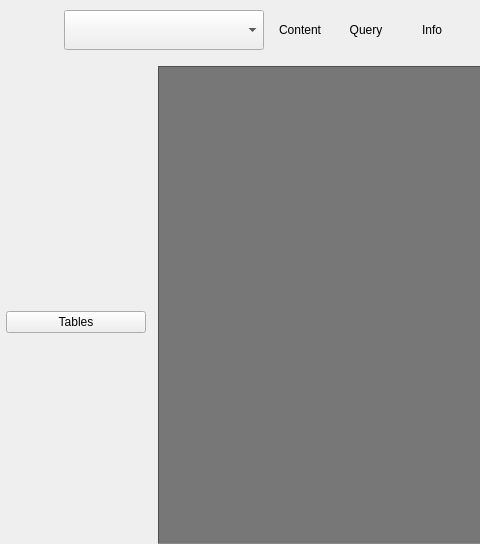
First picture: the form in app/views/MainLayout.ui, repository snorlax95/Goofy-SQL, before the edit; both pictures show x 0 to 480 and y 0 to 544 of the 829 by 544 pixel window.
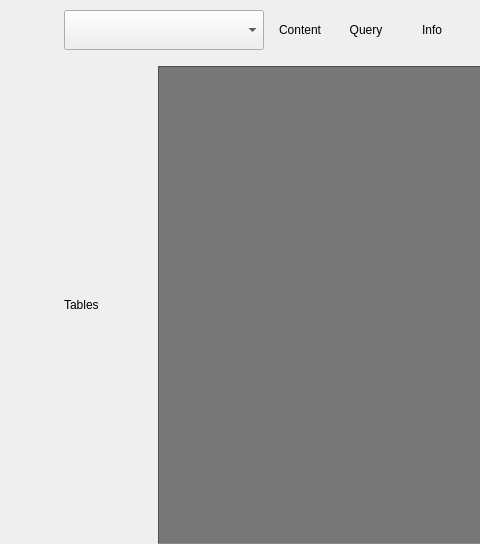
Second picture: the form after the edit. Icons and pictures are not drawn.

Commit message: create table feature started, need to add table type

The edit to the form file:
```diff
--- a/app/views/MainLayout.ui
+++ b/app/views/MainLayout.ui
@@ -32,78 +32,6 @@
    <property name="bottomMargin">
     <number>0</number>
    </property>
-   <item row="1" column="1">
-    <widget class="QFrame" name="frame">
-     <property name="sizePolicy">
-      <sizepolicy hsizetype="Preferred" vsizetype="Expanding">
-       <horstretch>0</horstretch>
-       <verstretch>0</verstretch>
-      </sizepolicy>
-     </property>
-     <property name="minimumSize">
-      <size>
-       <width>140</width>
-       <height>0</height>
-      </size>
-     </property>
-     <property name="frameShape">
-      <enum>QFrame::NoFrame</enum>
-     </property>
-     <property name="frameShadow">
-      <enum>QFrame::Plain</enum>
-     </property>
-     <property name="lineWidth">
-      <number>0</number>
-     </property>
-     <widget class="QWidget" name="layoutWidget">
-      <property name="geometry">
-       <rect>
-        <x>0</x>
-        <y>0</y>
-        <width>141</width>
-        <height>513</height>
-       </rect>
-      </property>
-      <layout class="QVBoxLayout" name="LeftBar">
-       <property name="spacing">
-        <number>0</number>
-       </property>
-       <property name="sizeConstraint">
-        <enum>QLayout::SetMinimumSize</enum>
-       </property>
-       <item>
-        <widget class="QPushButton" name="RefreshTables">
-         <property name="minimumSize">
-          <size>
-           <width>140</width>
-           <height>15</height>
-          </size>
-         </property>
-         <property name="maximumSize">
-          <size>
-           <width>130</width>
-           <height>16777215</height>
-          </size>
-         </property>
-         <property name="styleSheet">
-          <string notr="true"/>
-         </property>
-         <property name="text">
-          <string>Tables</string>
-         </property>
-         <property name="icon">
-          <iconset>
-           <normaloff>../assets/refresh.png</normaloff>../assets/refresh.png</iconset>
-         </property>
-         <property name="default">
-          <bool>false</bool>
-         </property>
-        </widget>
-       </item>
-      </layout>
-     </widget>
-    </widget>
-   </item>
    <item row="0" column="0" colspan="4" alignment="Qt::AlignLeft">
     <widget class="QFrame" name="TopBar">
      <property name="sizePolicy">
@@ -396,6 +324,135 @@
      </layout>
     </widget>
    </item>
+   <item row="1" column="2">
+    <widget class="QFrame" name="LeftBar">
+     <property name="sizePolicy">
+      <sizepolicy hsizetype="Preferred" vsizetype="Expanding">
+       <horstretch>0</horstretch>
+       <verstretch>0</verstretch>
+      </sizepolicy>
+     </property>
+     <property name="minimumSize">
+      <size>
+       <width>140</width>
+       <height>0</height>
+      </size>
+     </property>
+     <property name="frameShape">
+      <enum>QFrame::NoFrame</enum>
+     </property>
+     <property name="frameShadow">
+      <enum>QFrame::Plain</enum>
+     </property>
+     <property name="lineWidth">
+      <number>0</number>
+     </property>
+     <layout class="QVBoxLayout" name="verticalLayout">
+      <property name="leftMargin">
+       <number>0</number>
+      </property>
+      <property name="topMargin">
+       <number>0</number>
+      </property>
+      <property name="rightMargin">
+       <number>0</number>
+      </property>
+      <property name="bottomMargin">
+       <number>0</number>
+      </property>
+      <item>
+       <layout class="QHBoxLayout" name="horizontalLayout_2">
+        <item>
+         <widget class="QPushButton" name="RefreshTables">
+          <property name="minimumSize">
+           <size>
+            <width>20</width>
+            <height>20</height>
+           </size>
+          </property>
+          <property name="maximumSize">
+           <size>
+            <width>20</width>
+            <height>20</height>
+           </size>
+          </property>
+          <property name="styleSheet">
+           <string notr="true">border: none;</string>
+          </property>
+          <property name="text">
+           <string/>
+          </property>
+          <property name="icon">
+           <iconset>
+            <normaloff>../assets/refresh.png</normaloff>../assets/refresh.png</iconset>
+          </property>
+          <property name="default">
+           <bool>false</bool>
+          </property>
+         </widget>
+        </item>
+        <item>
+         <widget class="QPushButton" name="TableCreateButton">
+          <property name="minimumSize">
+           <size>
+            <width>20</width>
+            <height>20</height>
+           </size>
+          </property>
+          <property name="maximumSize">
+           <size>
+            <width>20</width>
+            <height>20</height>
+           </size>
+          </property>
+          <property name="styleSheet">
+           <string notr="true">border: none;</string>
+          </property>
+          <property name="text">
+           <string/>
+          </property>
+          <property name="icon">
+           <iconset>
+            <normaloff>../assets/plus.png</normaloff>../assets/plus.png</iconset>
+          </property>
+          <property name="iconSize">
+           <size>
+            <width>20</width>
+            <height>20</height>
+           </size>
+          </property>
+         </widget>
+        </item>
+        <item>
+         <widget class="QLabel" name="label">
+          <property name="sizePolicy">
+           <sizepolicy hsizetype="Minimum" vsizetype="Minimum">
+            <horstretch>0</horstretch>
+            <verstretch>0</verstretch>
+           </sizepolicy>
+          </property>
+          <property name="minimumSize">
+           <size>
+            <width>0</width>
+            <height>20</height>
+           </size>
+          </property>
+          <property name="maximumSize">
+           <size>
+            <width>16777215</width>
+            <height>20</height>
+           </size>
+          </property>
+          <property name="text">
+           <string>Tables</string>
+          </property>
+         </widget>
+        </item>
+       </layout>
+      </item>
+     </layout>
+    </widget>
+   </item>
   </layout>
  </widget>
  <resources/>
```
The commit also changes 5 other files.
